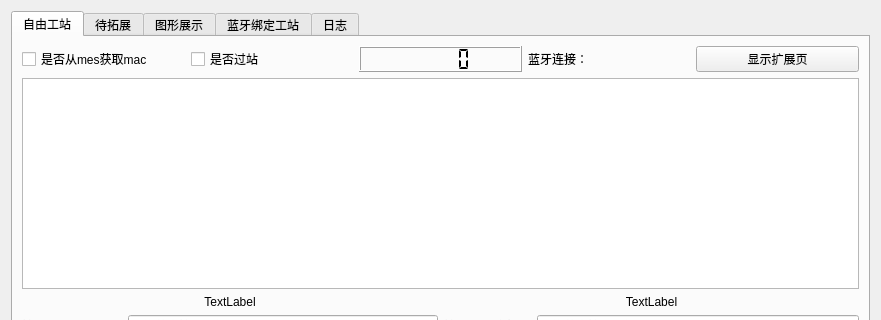
This is work_station/freework/qfreework.ui in yuhuang163/test as Qt 5 draws it before an edit; both pictures show x 0 to 881 and y 0 to 320 of the 881 by 519 pixel window. The edited form follows.
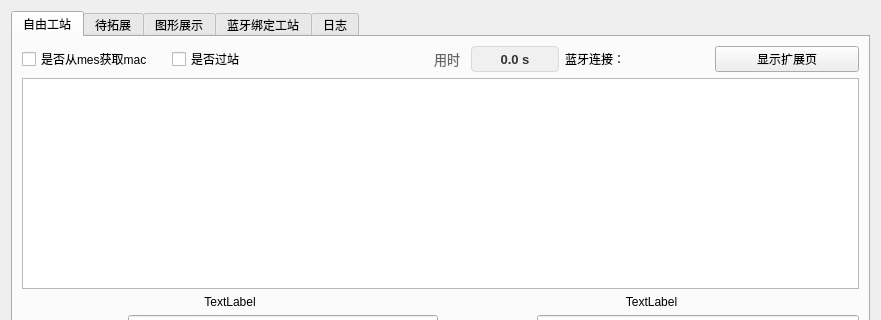
This is the edited form.

Commit message: 修改界面的秒表

Diff of the .ui file:
```diff
--- a/work_station/freework/qfreework.ui
+++ b/work_station/freework/qfreework.ui
@@ -62,12 +62,40 @@
              </widget>
             </item>
             <item>
-             <widget class="QLCDNumber" name="test_time">
-              <property name="smallDecimalPoint">
-               <bool>false</bool>
+             <widget class="QLabel" name="test_time_caption">
+              <property name="styleSheet">
+               <string>font-size: 13px; color: #666666; padding-right: 2px;</string>
               </property>
-              <property name="segmentStyle">
-               <enum>QLCDNumber::Flat</enum>
+              <property name="text">
+               <string>用时</string>
+              </property>
+              <property name="alignment">
+               <set>Qt::AlignRight|Qt::AlignTrailing|Qt::AlignVCenter</set>
+              </property>
+             </widget>
+            </item>
+            <item>
+             <widget class="QLabel" name="test_time">
+              <property name="minimumSize">
+               <size>
+                <width>76</width>
+                <height>0</height>
+               </size>
+              </property>
+              <property name="maximumSize">
+               <size>
+                <width>88</width>
+                <height>16777215</height>
+               </size>
+              </property>
+              <property name="styleSheet">
+               <string>font-size: 13px; font-weight: 500; color: #333333; background-color: #f0f0f0; border: 1px solid #d9d9d9; border-radius: 4px; padding: 1px 8px;</string>
+              </property>
+              <property name="text">
+               <string>0.0 s</string>
+              </property>
+              <property name="alignment">
+               <set>Qt::AlignCenter</set>
               </property>
              </widget>
             </item>
```
The commit also changes 3 other files.
